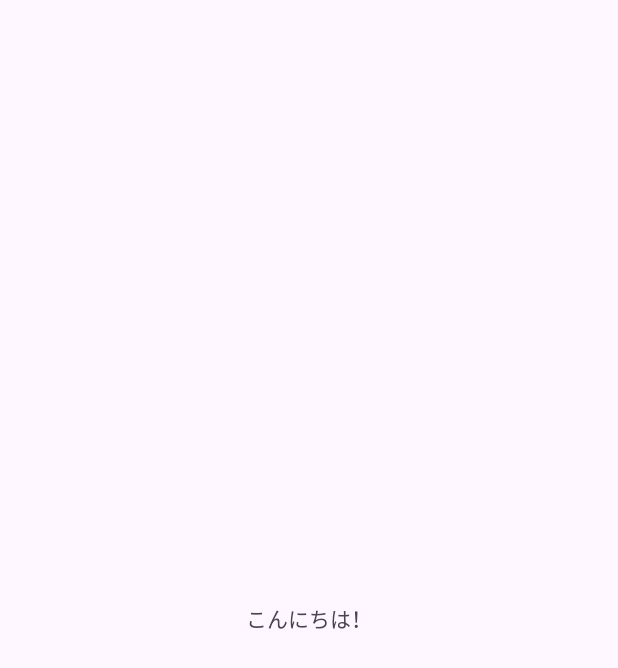
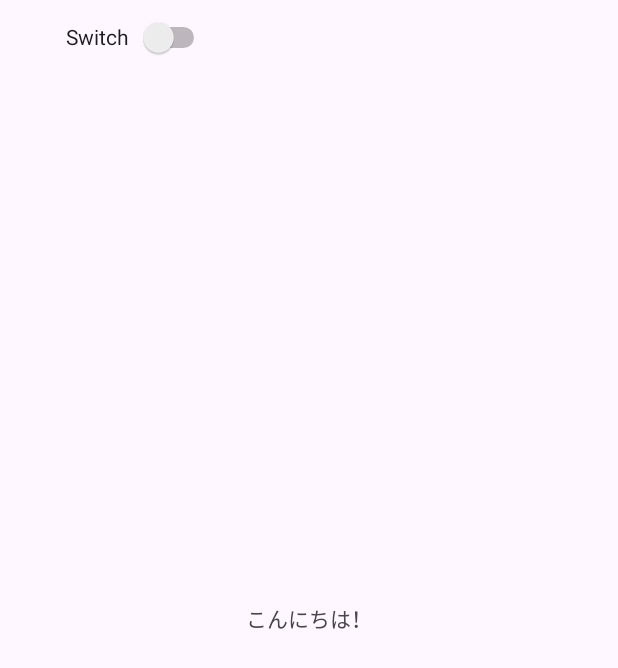
Before and after one commit to 253426024-Hirotake/MyApplication, an Android app: the screen it shows after launch (MainActivity), on a phone screen of 412 x 824 dp. Before the commit the part shown is almost empty. Shown: the top 668 px of the screen. Run offline under Robolectric (Android 15) with nearby library versions, the phone set to English and light mode, and no system bars.

Commit message:
Switchを追加．

```diff
--- a/app/src/main/res/layout/activity_main.xml
+++ b/app/src/main/res/layout/activity_main.xml
@@ -7,13 +7,24 @@
     android:layout_width="match_parent"
     android:layout_height="match_parent"
     tools:context=".MainActivity">
+
     <TextView
+        android:id="@+id/textView2"
         android:layout_width="wrap_content"
         android:layout_height="wrap_content"
         android:text="こんにちは！"
         app:layout_constraintBottom_toBottomOf="parent"
+        app:layout_constraintEnd_toEndOf="parent"
         app:layout_constraintStart_toStartOf="parent"
-      app:layout_constraintEnd_toEndOf="parent"
         app:layout_constraintTop_toTopOf="parent" />
 
+    <Switch
+        android:id="@+id/switch3"
+        android:layout_width="96dp"
+        android:layout_height="49dp"
+        android:layout_marginEnd="24dp"
+        android:text="Switch"
+        app:layout_constraintEnd_toStartOf="@+id/textView2"
+        tools:layout_editor_absoluteY="341dp" />
+
 </androidx.constraintlayout.widget.ConstraintLayout>
```
Lines whose indentation alone changed are shown as unchanged.
